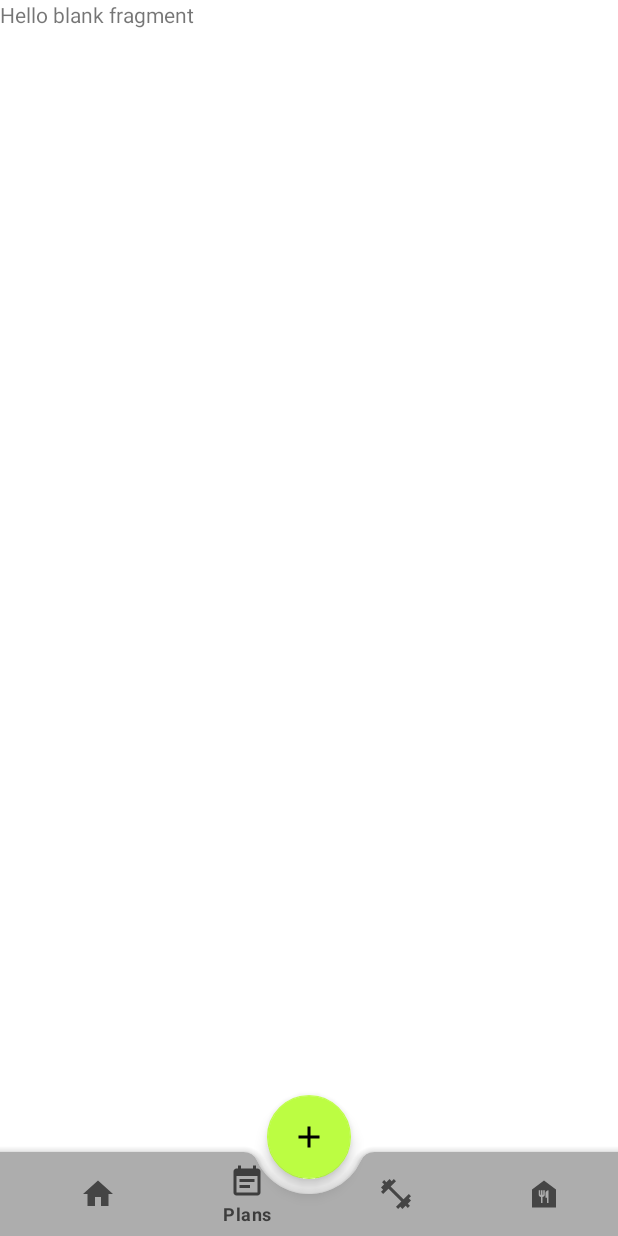
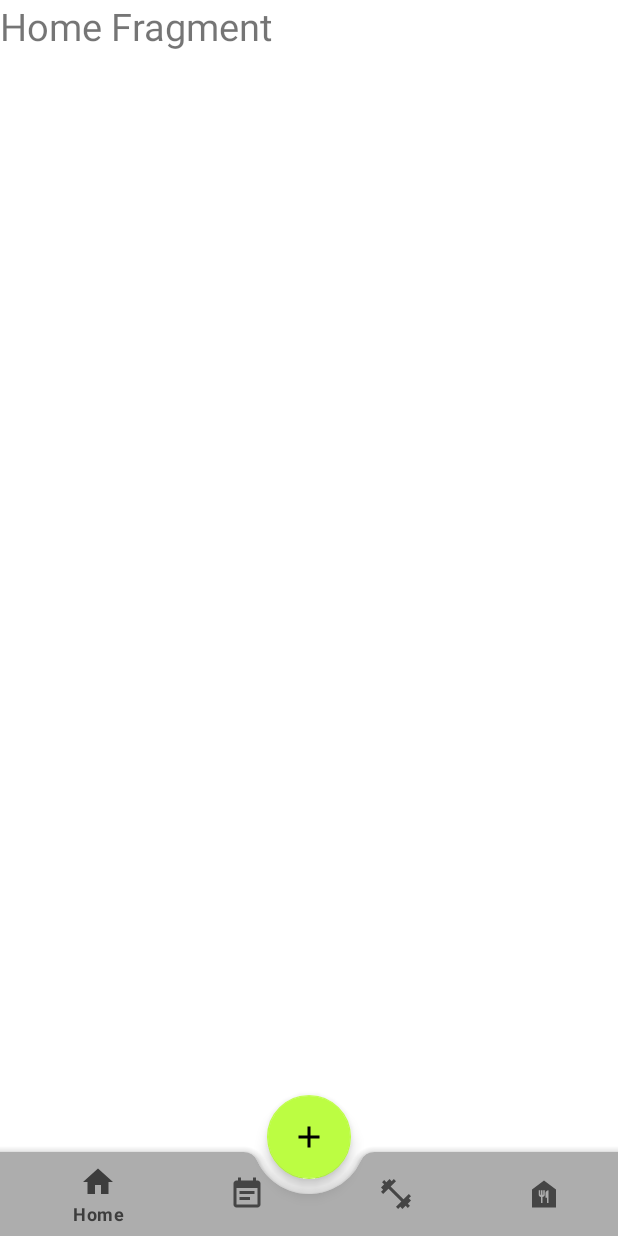
Before and after one commit to hilaltokgoz/spor_app, an Android app: the screen it shows after launch (MainActivity), after a tap on "fab_content_desc", on a phone screen of 412 x 824 dp. Run offline under Robolectric (Android 15) with nearby library versions, the light colour scheme and no system bars; our stand-ins replace navigation-ui.

Commit message:
bottomMenu Create

```diff
--- a/app/src/main/java/com/evdesporapp/MainActivity.kt
+++ b/app/src/main/java/com/evdesporapp/MainActivity.kt
@@ -1,22 +1,17 @@
 package com.evdesporapp
 
-import android.content.Context
 import android.os.Bundle
-import android.os.Handler
-import android.util.AttributeSet
 import android.view.Menu
-import android.view.View
 import android.widget.Toast
 import androidx.appcompat.app.AppCompatActivity
-import androidx.navigation.NavController
-import androidx.navigation.Navigation
+import androidx.fragment.app.Fragment
 import androidx.navigation.fragment.NavHostFragment
 import androidx.navigation.ui.NavigationUI.setupWithNavController
-import androidx.navigation.ui.setupActionBarWithNavController
 import com.evdesporapp.databinding.ActivityMainBinding
+import com.evdesporapp.exercises.ExerciseHomeFragment
+import com.evdesporapp.fitrecipe.FitRecipeHomeFragment
+import com.evdesporapp.plans.PlanHomeFragment
 import com.google.android.material.floatingactionbutton.FloatingActionButton
-import kotlinx.coroutines.delay
-import java.util.*
 
 class MainActivity : AppCompatActivity() {
     private lateinit var binding: ActivityMainBinding
@@ -28,19 +23,45 @@ class MainActivity : AppCompatActivity() {
         binding = ActivityMainBinding.inflate(layoutInflater)
         setContentView(binding.root)
 
+        loadFragment(IntroduceYourselfFragment())
+
         //navController
-        val  navHostFragment= supportFragmentManager.findFragmentById(R.id.nav_host_fragment) as NavHostFragment
+        val navHostFragment =
+            supportFragmentManager.findFragmentById(R.id.nav_host_fragment) as NavHostFragment
         val navController = navHostFragment.navController
-        setupWithNavController(binding.bottomNavigation,navController)
+        setupWithNavController(binding.bottomNavigation, navController)
 
         binding.apply {
-            bottomNavigation.background=null
-          //  bottomNavigation.menu.getItem(2).isEnabled=false
+            bottomNavigation.background = null
+            //  bottomNavigation.menu.getItem(2).isEnabled=false
 
-            floatingActionButton= fab
+            bottomNavigation.setOnItemSelectedListener {
+                when (it.itemId) {
+                    R.id.home -> {
+                        loadFragment(HomeFragment())
+                        return@setOnItemSelectedListener true
+                    }
+                    R.id.plans -> {
+                        loadFragment(PlanHomeFragment())
+                        return@setOnItemSelectedListener true
+                    }
+                    R.id.exercise -> {
+                        loadFragment(ExerciseHomeFragment())
+                        return@setOnItemSelectedListener true
+                    }
+                    R.id.fitFood -> {
+                        loadFragment(FitRecipeHomeFragment())
+                        return@setOnItemSelectedListener true
+                    }
+                }
+                false
+            }
+
+
+            floatingActionButton = fab
             floatingActionButton.setOnClickListener {
                 //showing a toast message when clicked
-              Toast.makeText(this@MainActivity,"Clicked",Toast.LENGTH_SHORT).show()
+                Toast.makeText(this@MainActivity, "Clicked", Toast.LENGTH_SHORT).show()
             }
 
         }
@@ -49,11 +70,16 @@ class MainActivity : AppCompatActivity() {
     }
 
 
-
-
     override fun onCreateOptionsMenu(menu: Menu): Boolean {
         val inflater = menuInflater
         inflater.inflate(R.menu.bottom_nav_menu, menu)
         return true
     }
+
+    private fun loadFragment(fragment: Fragment) {
+        val transaction = supportFragmentManager.beginTransaction()
+        transaction.replace(R.id.nav_host_fragment, fragment)
+        transaction.addToBackStack(null)
+        transaction.commit()
+    }
 }
--- a/app/src/main/res/layout/activity_main.xml
+++ b/app/src/main/res/layout/activity_main.xml
@@ -16,6 +16,7 @@
         app:layout_constraintLeft_toLeftOf="parent"
         app:layout_constraintRight_toRightOf="parent"
         app:layout_constraintTop_toTopOf="parent"
+        android:layout_above="@+id/bottomNavigation"
 
         app:defaultNavHost="true"
         app:navGraph="@navigation/navigation" />
--- a/app/src/main/res/layout/fragment_exercise_home.xml
+++ b/app/src/main/res/layout/fragment_exercise_home.xml
@@ -9,6 +9,6 @@
     <TextView
         android:layout_width="match_parent"
         android:layout_height="match_parent"
-        android:text="@string/hello_blank_fragment" />
+        android:text="Exercise Fragment" />
 
 </FrameLayout>
--- a/app/src/main/res/layout/fragment_fit_recipe_home.xml
+++ b/app/src/main/res/layout/fragment_fit_recipe_home.xml
@@ -8,6 +8,6 @@
     <TextView
         android:layout_width="match_parent"
         android:layout_height="match_parent"
-        android:text="@string/hello_blank_fragment" />
+        android:text="Fit Food Fragment" />
 
 </FrameLayout>
--- a/app/src/main/res/layout/fragment_home.xml
+++ b/app/src/main/res/layout/fragment_home.xml
@@ -1,5 +1,7 @@
 <?xml version="1.0" encoding="utf-8"?>
-<FrameLayout xmlns:android="http://schemas.android.com/apk/res/android"
+<FrameLayout
+    android:id="@+id/fragment_home"
+    xmlns:android="http://schemas.android.com/apk/res/android"
     xmlns:tools="http://schemas.android.com/tools"
     android:layout_width="match_parent"
     android:layout_height="match_parent"
@@ -9,6 +11,7 @@
     <TextView
         android:layout_width="match_parent"
         android:layout_height="match_parent"
-        android:text="@string/hello_blank_fragment" />
+        android:text="Home Fragment"
+        android:textSize="25sp"/>
 
 </FrameLayout>
--- a/app/src/main/res/layout/fragment_plan_home.xml
+++ b/app/src/main/res/layout/fragment_plan_home.xml
@@ -9,6 +9,6 @@
     <TextView
         android:layout_width="match_parent"
         android:layout_height="match_parent"
-        android:text="@string/hello_blank_fragment" />
+        android:text="Plans Fragment" />
 
 </FrameLayout>
```
